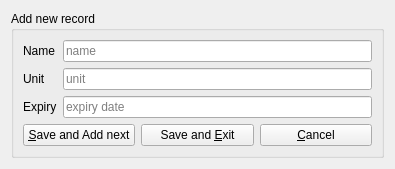
First picture: the form in src/ui/ProductsRecordWidget.ui, repository wnt-zhp/zarlock-cpp, before the edit.
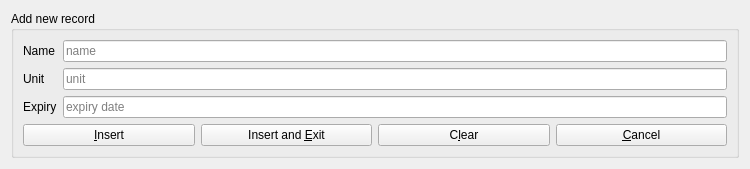
Second picture: the form after the edit. Custom widgets are drawn as their Qt base class.

Commit message: Insert/Edit interface rewritten.

The edit to the form file:
```diff
--- a/src/ui/ProductsRecordWidget.ui
+++ b/src/ui/ProductsRecordWidget.ui
@@ -6,8 +6,8 @@
    <rect>
     <x>0</x>
     <y>0</y>
-    <width>395</width>
-    <height>162</height>
+    <width>750</width>
+    <height>147</height>
    </rect>
   </property>
   <layout class="QVBoxLayout" name="verticalLayout">
@@ -64,14 +64,21 @@
         <item>
          <widget class="QPushButton" name="action_addnext">
           <property name="text">
-           <string>&amp;Save and Add next</string>
+           <string>&amp;Insert</string>
           </property>
          </widget>
         </item>
         <item>
          <widget class="QPushButton" name="action_addexit">
           <property name="text">
-           <string>Save and &amp;Exit</string>
+           <string>Insert and &amp;Exit</string>
+          </property>
+         </widget>
+        </item>
+        <item>
+         <widget class="QPushButton" name="action_clear">
+          <property name="text">
+           <string>C&amp;lear</string>
           </property>
          </widget>
         </item>
```
The commit also changes 20 other files.
